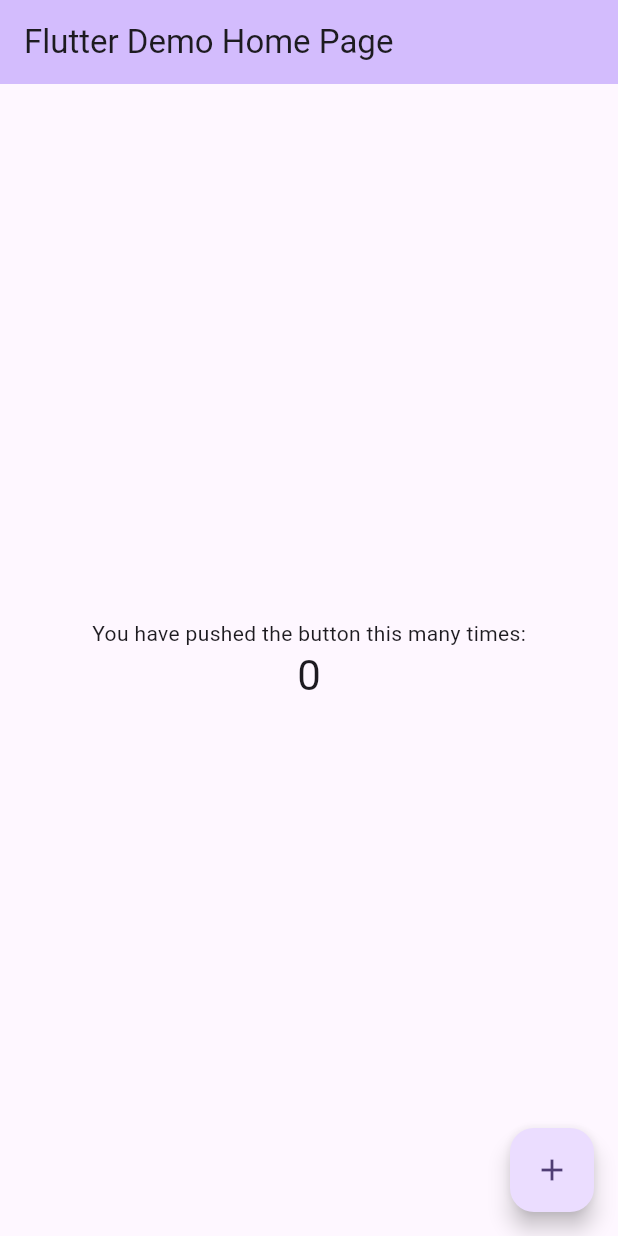
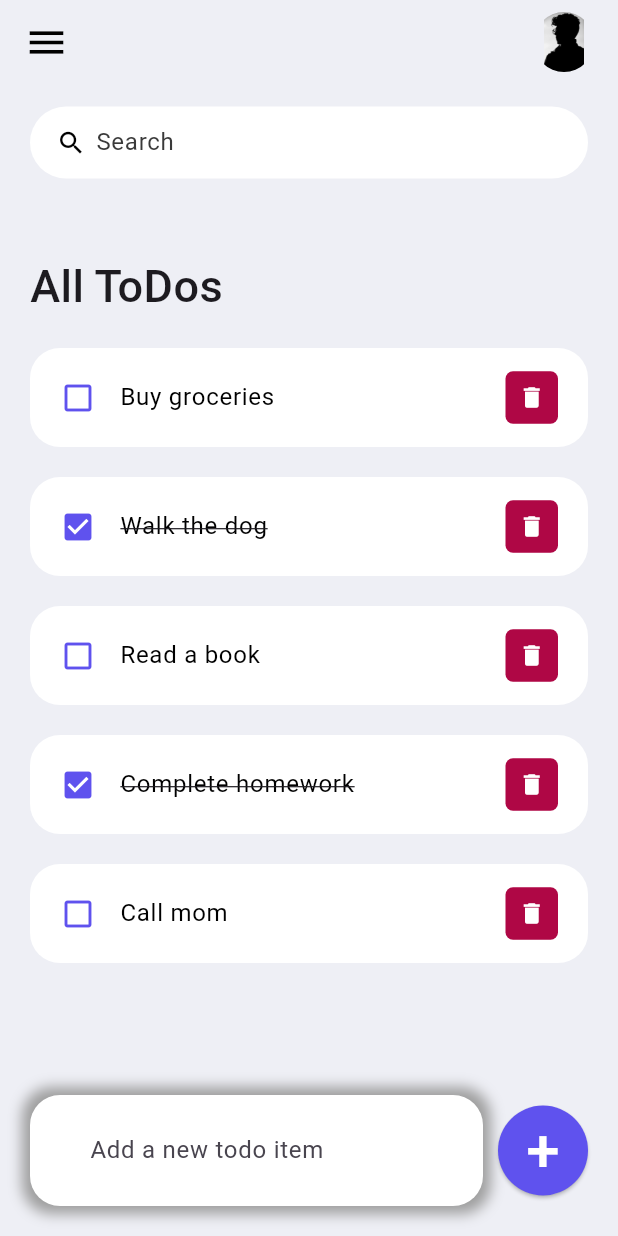
Before and after one commit to mehulsingh010/Flutter_Assg, a Flutter app: the screen it shows after launch, on a phone screen of 412 x 824 dp. Run offline on Flutter 3.47's test engine with Material 3 defaults, Android fonts, the phone set to English and light mode, and no system bars.

Commit message:
TodoList app usign setState

```diff
--- /dev/null
+++ b/lib/constants/colors.dart
@@ -0,0 +1,7 @@
+import 'package:flutter/material.dart';
+
+const Color tdRed = Color.fromARGB(252, 174, 4, 67);
+const Color tdBlue = Color(0xFF5F52EE);
+const Color tdGrey = Color(0xFF3A3A3A);
+const Color tdBlack = Colors.black;
+const Color tdBGColor = Color(0xFFEEEFF5);
--- a/lib/main.dart
+++ b/lib/main.dart
@@ -1,4 +1,5 @@
 import 'package:flutter/material.dart';
+import 'package:flutter_assg/screens/home.dart';
 
 void main() {
   runApp(const MyApp());
@@ -7,116 +8,12 @@ void main() {
 class MyApp extends StatelessWidget {
   const MyApp({super.key});
 
-  // This widget is the root of your application.
   @override
   Widget build(BuildContext context) {
     return MaterialApp(
-      title: 'Flutter Demo',
-      theme: ThemeData(
-        // This is the theme of your application.
-        //
-        // TRY THIS: Try running your application with "flutter run". You'll see
-        // the application has a purple toolbar. Then, without quitting the app,
-        // try changing the seedColor in the colorScheme below to Colors.green
-        // and then invoke "hot reload" (save your changes or press the "hot
-        // reload" button in a Flutter-supported IDE, or press "r" if you used
-        // the command line to start the app).
-        //
-        // Notice that the counter didn't reset back to zero; the application
-        // state is not lost during the reload. To reset the state, use hot
-        // restart instead.
-        //
-        // This works for code too, not just values: Most code changes can be
-        // tested with just a hot reload.
-        colorScheme: ColorScheme.fromSeed(seedColor: Colors.deepPurple),
-      ),
-      home: const MyHomePage(title: 'Flutter Demo Home Page'),
+      debugShowCheckedModeBanner: false,
+      title: 'ToDoApp',
+      home: Home(),
     );
   }
 }
-
-class MyHomePage extends StatefulWidget {
-  const MyHomePage({super.key, required this.title});
-
-  // This widget is the home page of your application. It is stateful, meaning
-  // that it has a State object (defined below) that contains fields that affect
-  // how it looks.
-
-  // This class is the configuration for the state. It holds the values (in this
-  // case the title) provided by the parent (in this case the App widget) and
-  // used by the build method of the State. Fields in a Widget subclass are
-  // always marked "final".
-
-  final String title;
-
-  @override
-  State<MyHomePage> createState() => _MyHomePageState();
-}
-
-class _MyHomePageState extends State<MyHomePage> {
-  int _counter = 0;
-
-  void _incrementCounter() {
-    setState(() {
-      // This call to setState tells the Flutter framework that something has
-      // changed in this State, which causes it to rerun the build method below
-      // so that the display can reflect the updated values. If we changed
-      // _counter without calling setState(), then the build method would not be
-      // called again, and so nothing would appear to happen.
-      _counter++;
-    });
-  }
-
-  @override
-  Widget build(BuildContext context) {
-    // This method is rerun every time setState is called, for instance as done
-    // by the _incrementCounter method above.
-    //
-    // The Flutter framework has been optimized to make rerunning build methods
-    // fast, so that you can just rebuild anything that needs updating rather
-    // than having to individually change instances of widgets.
-    return Scaffold(
-      appBar: AppBar(
-        // TRY THIS: Try changing the color here to a specific color (to
-        // Colors.amber, perhaps?) and trigger a hot reload to see the AppBar
-        // change color while the other colors stay the same.
-        backgroundColor: Theme.of(context).colorScheme.inversePrimary,
-        // Here we take the value from the MyHomePage object that was created by
-        // the App.build method, and use it to set our appbar title.
-        title: Text(widget.title),
-      ),
-      body: Center(
-        // Center is a layout widget. It takes a single child and positions it
-        // in the middle of the parent.
-        child: Column(
-          // Column is also a layout widget. It takes a list of children and
-          // arranges them vertically. By default, it sizes itself to fit its
-          // children horizontally, and tries to be as tall as its parent.
-          //
-          // Column has various properties to control how it sizes itself and
-          // how it positions its children. Here we use mainAxisAlignment to
-          // center the children vertically; the main axis here is the vertical
-          // axis because Columns are vertical (the cross axis would be
-          // horizontal).
-          //
-          // TRY THIS: Invoke "debug painting" (choose the "Toggle Debug Paint"
-          // action in the IDE, or press "p" in the console), to see the
-          // wireframe for each widget.
-          mainAxisAlignment: MainAxisAlignment.center,
-          children: <Widget>[
-            const Text('You have pushed the button this many times:'),
-            Text(
-              '$_counter',
-              style: Theme.of(context).textTheme.headlineMedium,
-            ),
-          ],
-        ),
-      ),
-      floatingActionButton: FloatingActionButton(
-        onPressed: _incrementCounter,
-        tooltip: 'Increment',
-        child: const Icon(Icons.add),
-      ), // This trailing comma makes auto-formatting nicer for build methods.
-    );
-  }
-}
--- /dev/null
+++ b/lib/model/todo.dart
@@ -0,0 +1,16 @@
+class ToDo {
+  String? id;
+  String? todoText;
+  bool isDone;
+
+  ToDo({required this.id, required this.todoText, this.isDone = false});
+  static List<ToDo> todoList() {
+    return [
+      ToDo(id: '1', todoText: 'Buy groceries', isDone: false),
+      ToDo(id: '2', todoText: 'Walk the dog', isDone: true),
+      ToDo(id: '3', todoText: 'Read a book', isDone: false),
+      ToDo(id: '4', todoText: 'Complete homework', isDone: true),
+      ToDo(id: '5', todoText: 'Call mom', isDone: false),
+    ];
+  }
+}
--- /dev/null
+++ b/lib/screens/home.dart
@@ -0,0 +1,177 @@
+import 'package:flutter/material.dart';
+import 'package:flutter_assg/constants/colors.dart';
+import 'package:flutter_assg/model/todo.dart';
+import 'package:flutter_assg/widgets/todo_item.dart';
+
+class Home extends StatefulWidget {
+  Home({super.key});
+  @override
+  State<Home> createState() => _HomeState();
+}
+
+class _HomeState extends State<Home> {
+  final todoList = ToDo.todoList();
+  final _todoController = TextEditingController();
+
+  @override
+  Widget build(BuildContext context) {
+    return Scaffold(
+      backgroundColor: tdBGColor,
+      appBar: _buildAppBar(),
+      body: Container(
+        padding: EdgeInsets.symmetric(horizontal: 20, vertical: 15),
+        child: Column(
+          children: [
+            searchBox(),
+            Expanded(
+              child: ListView(
+                children: [
+                  Container(
+                    margin: EdgeInsets.only(top: 50, bottom: 20),
+                    child: Text(
+                      'All ToDos',
+                      style: TextStyle(
+                        fontSize: 30,
+                        fontWeight: FontWeight.w500,
+                      ),
+                    ),
+                  ),
+                  for (ToDo todo in todoList)
+                    ToDoItem(
+                      todo: todo,
+                      onToDoChanged: _handleToDoChange,
+                      onDeleteItem: _deleteToDoItem,
+                    ),
+                ],
+              ),
+            ),
+          ],
+        ),
+      ),
+      bottomNavigationBar: Container(
+        padding: EdgeInsets.symmetric(horizontal: 20),
+        margin: EdgeInsets.only(bottom: 20),
+        child: Row(
+          children: [
+            Expanded(
+              child: Container(
+                padding: EdgeInsets.symmetric(horizontal: 20, vertical: 5),
+                decoration: BoxDecoration(
+                  color: Colors.white,
+                  boxShadow: [
+                    BoxShadow(
+                      color: Colors.grey,
+                      spreadRadius: 5,
+                      blurRadius: 7,
+                      offset: Offset(0.0, 0.0),
+                    ),
+                  ],
+                  borderRadius: BorderRadius.circular(20),
+                ),
+                child: TextField(
+                  controller: _todoController,
+                  decoration: InputDecoration(
+                    contentPadding: EdgeInsets.all(20),
+                    border: InputBorder.none,
+                    hintText: 'Add a new todo item',
+                  ),
+                ),
+              ),
+            ),
+            SizedBox(width: 10),
+            SizedBox(
+              height: 60,
+              width: 60,
+              child: ElevatedButton(
+                onPressed: () {
+                  _addToDoItem(_todoController.text);
+                },
+                style: ElevatedButton.styleFrom(
+                  shape: CircleBorder(),
+                  padding: EdgeInsets.zero,
+                  backgroundColor: tdBlue,
+                ),
+                child: Text(
+                  '+',
+                  style: TextStyle(
+                    color: Colors.white,
+                    fontSize: 40,
+                    fontWeight: FontWeight.w500,
+                  ),
+                ),
+              ),
+            ),
+          ],
+        ),
+      ),
+    );
+  }
+
+  void _handleToDoChange(ToDo todo) {
+    setState(() {
+      todo.isDone = !todo.isDone;
+    });
+  }
+
+  void _deleteToDoItem(String id) {
+    setState(() {
+      todoList.removeWhere((item) => item.id == id);
+    });
+  }
+
+  void _addToDoItem(String todoText) {
+    if (todoText.isNotEmpty) {
+      setState(() {
+        todoList.add(
+          ToDo(
+            id: DateTime.now().millisecondsSinceEpoch.toString(),
+            todoText: todoText,
+          ),
+        );
+        //to clear the text field after adding a todo item
+        _todoController.clear();
+      });
+    }
+  }
+
+  Widget searchBox() {
+    return Container(
+      padding: EdgeInsets.symmetric(horizontal: 15),
+      decoration: BoxDecoration(
+        color: Colors.white,
+        borderRadius: BorderRadius.circular(201),
+      ),
+      child: TextField(
+        decoration: InputDecoration(
+          contentPadding: EdgeInsets.all(0),
+          prefixIcon: Icon(Icons.search, color: tdBlack, size: 20),
+          prefixIconConstraints: BoxConstraints(maxHeight: 20, minWidth: 25),
+          border: InputBorder.none,
+          hintText: 'Search',
+          hintStyle: TextStyle(color: tdGrey),
+        ),
+      ),
+    );
+  }
+
+  AppBar _buildAppBar() {
+    return AppBar(
+      elevation: 0,
+      backgroundColor: tdBGColor,
+      title: Row(
+        mainAxisAlignment: MainAxisAlignment.spaceBetween,
+        children: [
+          Icon(Icons.menu, color: tdBlack, size: 30),
+          SizedBox(
+            height: 40,
+            width: 40,
+            child: ClipRRect(
+              borderRadius: BorderRadius.circular(20),
+              child: Image.asset('assets/images/avatar.jpg'),
+            ),
+          ),
+        ],
+      ),
+    );
+  }
+}
--- /dev/null
+++ b/lib/widgets/todo_item.dart
@@ -0,0 +1,64 @@
+import 'package:flutter/material.dart';
+import 'package:flutter_assg/constants/colors.dart';
+import '../model/todo.dart';
+
+class ToDoItem extends StatelessWidget {
+  final ToDo todo;
+  final onToDoChanged;
+  final onDeleteItem;
+
+  const ToDoItem({
+    super.key,
+    required this.todo,
+    required this.onToDoChanged,
+    required this.onDeleteItem,
+  });
+
+  @override
+  Widget build(BuildContext context) {
+    return Container(
+      margin: EdgeInsets.only(bottom: 20),
+      child: ListTile(
+        onTap: () {
+          onToDoChanged(todo);
+        },
+        shape: RoundedRectangleBorder(
+          borderRadius: BorderRadiusGeometry.circular(20),
+        ),
+        contentPadding: EdgeInsets.symmetric(horizontal: 20, vertical: 5),
+        tileColor: Colors.white,
+        leading: Icon(
+          todo.isDone ? Icons.check_box : Icons.check_box_outline_blank,
+          color: tdBlue,
+        ),
+        title: Text(
+          todo.todoText ?? '',
+          style: TextStyle(
+            fontSize: 16,
+            color: tdBlack,
+            decoration: todo.isDone ? TextDecoration.lineThrough : null,
+          ),
+        ),
+        trailing: Container(
+          padding: EdgeInsets.all(0),
+          margin: EdgeInsets.symmetric(vertical: 8),
+          height: 35,
+          width: 35,
+          decoration: BoxDecoration(
+            color: tdRed,
+            borderRadius: BorderRadius.circular(5),
+          ),
+
+          child: IconButton(
+            color: Colors.white,
+            iconSize: 18,
+            icon: Icon(Icons.delete),
+            onPressed: () {
+              onDeleteItem(todo.id);
+            },
+          ),
+        ),
+      ),
+    );
+  }
+}
```
Also changed, not shown: pubspec.yaml (+3 -5 lines), assets/images/avatar.jpg (added).
